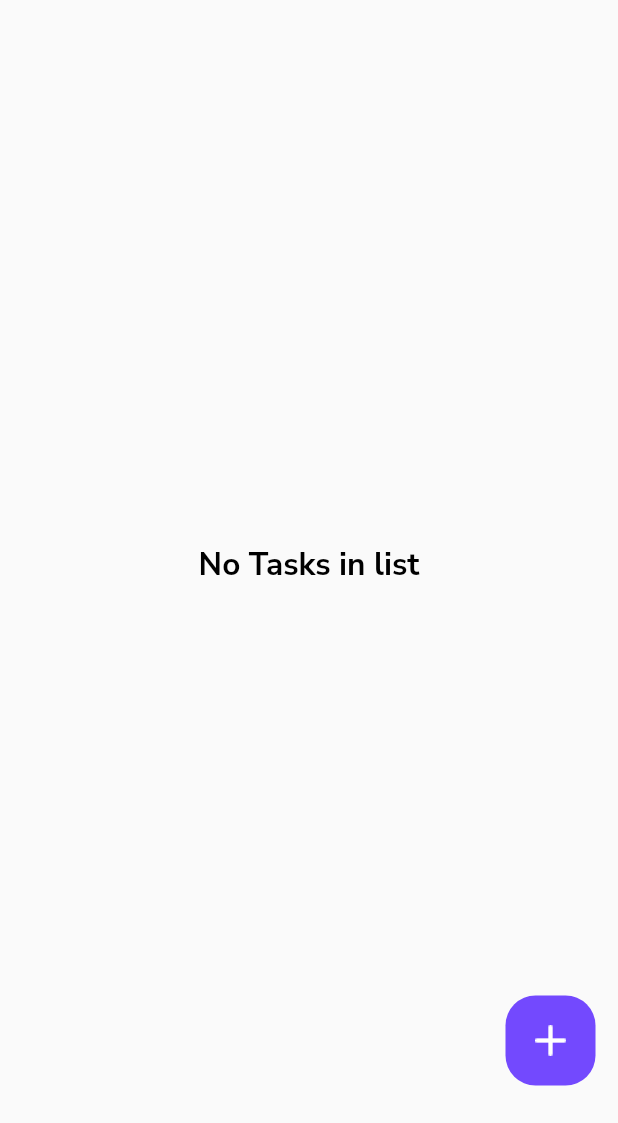
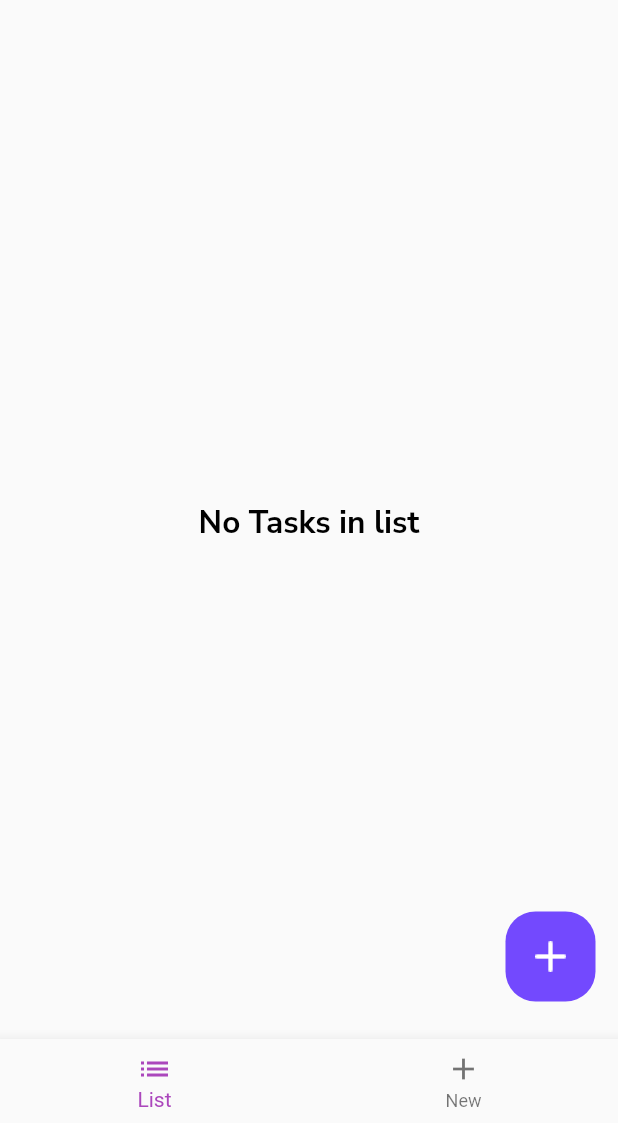
Before and after one commit to minhdang2803/To-do-App-Flutter, a Flutter app: the screen it shows after launch, after a tap on "Skip", on a phone screen of 412 x 824 dp, the part 113-1236 px from its top. Run offline on Flutter 3.47's test engine with Material 2 defaults, Android fonts, the phone set to English and light mode, and no system bars; our stand-ins replace google_fonts, shared_preferences, smooth_page_indicator, sqflite; accounts and stored records are empty.

Commit message:
Add Dark Mode

```diff
--- a/lib/components/task_card.dart
+++ b/lib/components/task_card.dart
@@ -1,5 +1,4 @@
 import 'package:flutter/material.dart';
-import 'package:todoapp/theme.dart';
 import 'package:todoapp/models/models.dart';
 
 class TaskCard extends StatelessWidget {
@@ -10,7 +9,15 @@ class TaskCard extends StatelessWidget {
     return Ink(
       padding: const EdgeInsets.all(20),
       decoration: BoxDecoration(
-          color: Colors.white,
+          boxShadow: [
+            BoxShadow(
+              color: Theme.of(context).primaryColor.withOpacity(0.5),
+              spreadRadius: 5,
+              blurRadius: 7,
+              offset: const Offset(0, 3), // changes position of shadow
+            ),
+          ],
+          color: Theme.of(context).primaryColor,
           shape: BoxShape.rectangle,
           borderRadius: BorderRadius.circular(12)),
       child: Column(
--- a/lib/main.dart
+++ b/lib/main.dart
@@ -1,12 +1,21 @@
 import 'package:flutter/material.dart';
 import 'package:provider/provider.dart';
+import 'package:shared_preferences/shared_preferences.dart';
 import 'package:todoapp/navigations/app_route.dart';
 import 'package:todoapp/providers/providers.dart';
 import 'package:todoapp/theme.dart';
 
-void main() {
+Future<void> main() async {
   WidgetsFlutterBinding.ensureInitialized();
-  runApp(const MyTodo());
+  final prefs = await SharedPreferences.getInstance();
+  final todoThemeProvider =
+      TodoThemeManager(isDarkMode: prefs.getBool('isDarkTheme') ?? false);
+  runApp(
+    ChangeNotifierProvider(
+      create: (context) => todoThemeProvider,
+      child: const MyTodo(),
+    ),
+  );
 }
 
 class MyTodo extends StatefulWidget {
@@ -41,10 +50,10 @@ class _MyTodoState extends State<MyTodo> {
         ChangeNotifierProvider(create: (context) => _listManager),
         ChangeNotifierProvider(create: (context) => _appStateManager),
       ],
-      child: Consumer<TaskManager>(
+      child: Consumer<TodoThemeManager>(
         builder: ((context, value, child) => MaterialApp(
               debugShowCheckedModeBanner: false,
-              theme: theme,
+              theme: value.getTheme,
               title: 'To Do App',
               home: Router(
                 routerDelegate: _appRouter,
--- a/lib/navigations/app_route.dart
+++ b/lib/navigations/app_route.dart
@@ -38,7 +38,8 @@ class AppRouter extends RouterDelegate
             appStateManager.isOnboardingScreen == false)
           OnboardingScreen.page(),
         //TODO: Goto HomePage
-        if (appStateManager.isOnboardingScreen) Homepage.page(),
+        if (appStateManager.isOnboardingScreen)
+          Homepage.page(appStateManager.currentIndex),
         //TODO: Goto NoteScreen
         if (appStateManager.isOnNoteScreen) NoteScreen.page(),
         //TODO: Goto EditingScreen
--- a/lib/screens/homepage.dart
+++ b/lib/screens/homepage.dart
@@ -6,54 +6,46 @@ import 'package:todoapp/providers/providers.dart';
 import 'package:todoapp/screens/screens.dart';
 
 class Homepage extends StatefulWidget {
-  const Homepage({
-    Key? key,
-  }) : super(key: key);
-  // static MaterialPage page(int index) {
-  //   return MaterialPage(
-  //     child: Homepage(currentTab: index),
-  //     name: TodoPages.home,
-  //     key: ValueKey(TodoPages.home),
-  //   );
-  static MaterialPage page() {
+  const Homepage({Key? key, required this.currentTab}) : super(key: key);
+  static MaterialPage page(int index) {
     return MaterialPage(
-      child: const Homepage(),
+      child: Homepage(currentTab: index),
       name: TodoPages.home,
       key: ValueKey(TodoPages.home),
     );
   }
 
-  // final int currentTab;
+  final int currentTab;
   @override
   State<Homepage> createState() => _HomepageState();
 }
 
 class _HomepageState extends State<Homepage> {
-  // static List<Widget> page = <Widget>[
-  //   Container(color: Colors.redAccent),
-  //   const ListScreen()
-  // ];
+  static List<Widget> page = <Widget>[
+    const ListScreen(),
+    const SettingScreen()
+  ];
 
   @override
   Widget build(BuildContext context) {
     return Consumer<AppStateManager>(
       builder: (context, appStateManager, child) {
-        return const Scaffold(
-          body: SafeArea(child: ListScreen()
-              // IndexedStack(
-              //   index: appStateManager.currentIndex,
-              //   children: page,
-              // ),
-              ),
-          // bottomNavigationBar: BottomNavigationBar(
-          //   items: const <BottomNavigationBarItem>[
-          //     BottomNavigationBarItem(icon: Icon(Icons.list), label: 'List'),
-          //     BottomNavigationBarItem(icon: Icon(Icons.add), label: 'New'),
-          //   ],
-          //   currentIndex: widget.currentTab,
-          //   selectedItemColor: Colors.purple.shade400,
-          //   onTap: (index) => appStateManager.goToTab(index),
-          // ),
+        return Scaffold(
+          body: SafeArea(
+            child: IndexedStack(
+              index: appStateManager.currentIndex,
+              children: page,
+            ),
+          ),
+          bottomNavigationBar: BottomNavigationBar(
+            items: const <BottomNavigationBarItem>[
+              BottomNavigationBarItem(icon: Icon(Icons.list), label: 'List'),
+              BottomNavigationBarItem(icon: Icon(Icons.add), label: 'New'),
+            ],
+            currentIndex: widget.currentTab,
+            selectedItemColor: Colors.purple.shade400,
+            onTap: (index) => appStateManager.goToTab(index),
+          ),
         );
       },
     );
--- a/lib/screens/screens.dart
+++ b/lib/screens/screens.dart
@@ -4,3 +4,4 @@ export 'list_screen.dart';
 export 'note_screen.dart';
 export 'onboarding_screen.dart';
 export 'editing_screen.dart';
+export 'settings_screen.dart';
--- /dev/null
+++ b/lib/screens/settings_screen.dart
@@ -0,0 +1,80 @@
+import 'package:flutter/material.dart';
+import 'package:path/path.dart';
+import 'package:provider/provider.dart';
+import 'package:todoapp/providers/providers.dart';
+import 'package:todoapp/theme.dart';
+
+class SettingScreen extends StatelessWidget {
+  const SettingScreen({Key? key}) : super(key: key);
+
+  @override
+  Widget build(BuildContext context) {
+    return Container(
+      padding: const EdgeInsets.all(15),
+      width: double.infinity,
+      child: Column(
+        children: [
+          buildTopBar(context),
+          SizedBox(height: MediaQuery.of(context).size.height * 0.025),
+          buildOptions(context)
+        ],
+      ),
+    );
+  }
+
+  Widget buildTopBar(BuildContext context) {
+    return Padding(
+      padding: const EdgeInsets.symmetric(horizontal: 8.0),
+      child: Row(
+        mainAxisAlignment: MainAxisAlignment.spaceBetween,
+        children: [
+          const Image(image: AssetImage('assets/logo.png')),
+          Text('Modify your application',
+              style: Theme.of(context).textTheme.headline2),
+          IconButton(
+              onPressed: () {
+                //TODO: User selection
+              },
+              icon: const Icon(Icons.circle))
+        ],
+      ),
+    );
+  }
+
+  Widget buildOptions(BuildContext context) {
+    return Card(
+      child: Column(
+        children: [buildShareButton(context), buildDarkModeSwitch(context)],
+      ),
+    );
+  }
+
+  Widget buildShareButton(BuildContext context) {
+    return ListTile(
+      leading: const Icon(Icons.share),
+      title: Text(
+        'Share the application',
+        style: Theme.of(context).textTheme.headline3?.copyWith(fontSize: 18),
+      ),
+      trailing: const Icon(Icons.arrow_right),
+    );
+  }
+
+  Widget buildDarkModeSwitch(BuildContext context) {
+    return ListTile(
+      leading: const Icon(Icons.share),
+      title: Text(
+        'Dark mode',
+        style: Theme.of(context).textTheme.headline3?.copyWith(fontSize: 18),
+      ),
+      trailing: Switch(
+        value:
+            Provider.of<TodoThemeManager>(context, listen: false).getDarkMode,
+        onChanged: (value) {
+          Provider.of<TodoThemeManager>(context, listen: false)
+              .swapTheme(value);
+        },
+      ),
+    );
+  }
+}
--- a/lib/screens/splash_screens.dart
+++ b/lib/screens/splash_screens.dart
@@ -41,7 +41,7 @@ class _SplashScreenState extends State<SplashScreen> {
             const Image(image: AssetImage('assets/logo.png')),
             Text(
               'What To Doooo!',
-              style: TodoThemeManager.lightTextTheme.headline1,
+              style: Theme.of(context).textTheme.headline1,
             )
           ],
         )),
--- a/lib/theme.dart
+++ b/lib/theme.dart
@@ -110,7 +110,7 @@ class TodoThemeManager extends ChangeNotifier {
           selectedItemColor: Color(0xff86829D),
         ),
         textTheme: lightTextTheme,
-    );
+        primaryColor: Colors.white);
   }
 
   static ThemeData dark() {
@@ -128,6 +128,7 @@ class TodoThemeManager extends ChangeNotifier {
         selectedItemColor: Color.fromARGB(255, 72, 66, 112),
       ),
       textTheme: darkTextTheme,
+      primaryColor: Colors.black54,
     );
   }
 }
```
Lines whose indentation alone changed are shown as unchanged.
